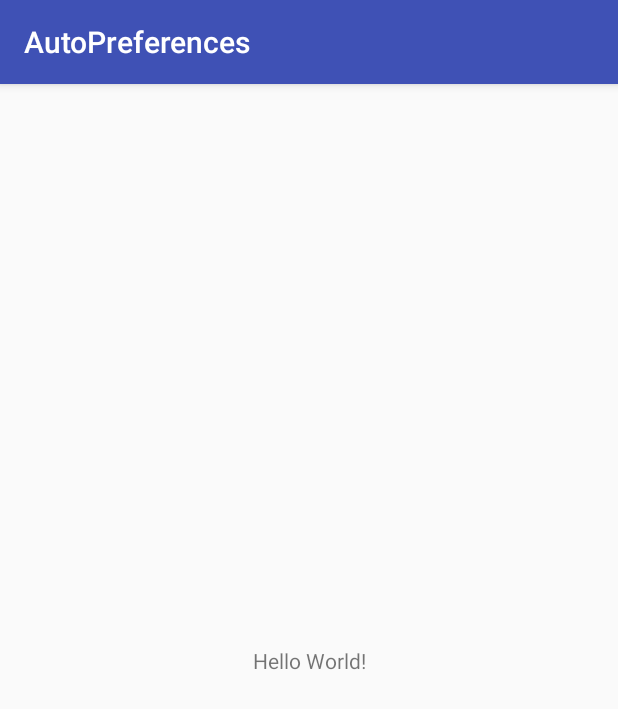
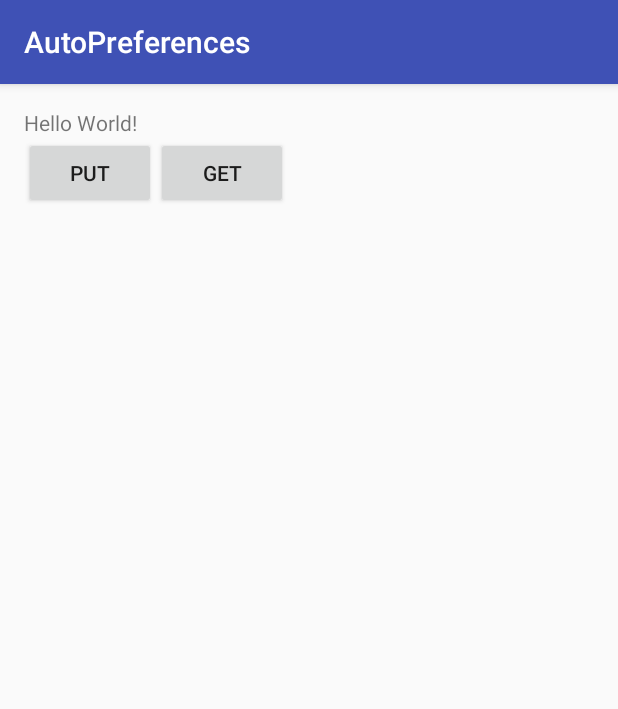
Before and after one commit to HugeTimor/AutoPreferences, an Android app: the screen it shows after launch (MainActivity), on a phone screen of 412 x 824 dp. Shown: the top 709 px of the screen. Run offline under Robolectric (Android 15) with nearby library versions, the phone set to English and light mode, and no system bars; libraries missing offline, so code that uses them is left out: com.facebook.stetho; 1 statement that could not run was skipped.

Commit message:
Add some samples.

```diff
--- a/sample/build.gradle
+++ b/sample/build.gradle
@@ -29,4 +29,5 @@ dependencies {
     testCompile 'junit:junit:4.12'
     compile project(':annotations')
     annotationProcessor project(':compiler')
+    compile 'com.facebook.stetho:stetho:1.5.0'
 }
--- a/sample/src/main/AndroidManifest.xml
+++ b/sample/src/main/AndroidManifest.xml
@@ -4,6 +4,7 @@
     package="me.zeyuan.lib.autopreferences">
 
     <application
+        android:name=".BaseApplication"
         android:allowBackup="true"
         android:icon="@mipmap/ic_launcher"
         android:label="@string/app_name"
--- /dev/null
+++ b/sample/src/main/java/me/zeyuan/lib/autopreferences/BaseApplication.java
@@ -0,0 +1,21 @@
+package me.zeyuan.lib.autopreferences;
+
+import android.app.Application;
+import android.util.Log;
+
+import com.facebook.stetho.Stetho;
+
+import static android.content.ContentValues.TAG;
+
+/**
+ * Created by timor on 2017/4/21.
+ */
+
+public class BaseApplication extends Application {
+    @Override
+    public void onCreate() {
+        super.onCreate();
+        Stetho.initializeWithDefaults(this);
+        Log.i(TAG, "on app created! ");
+    }
+}
--- a/sample/src/main/java/me/zeyuan/lib/autopreferences/MainActivity.java
+++ b/sample/src/main/java/me/zeyuan/lib/autopreferences/MainActivity.java
@@ -2,13 +2,41 @@ package me.zeyuan.lib.autopreferences;
 
 import android.os.Bundle;
 import android.support.v7.app.AppCompatActivity;
+import android.view.View;
+import android.widget.Button;
+import android.widget.TextView;
 
 
 public class MainActivity extends AppCompatActivity {
+    private TextView label;
+    private Button putButton;
+    private Button getButton;
+
 
     @Override
     protected void onCreate(Bundle savedInstanceState) {
         super.onCreate(savedInstanceState);
         setContentView(R.layout.activity_main);
+
+        initView();
+
+        getButton.setOnClickListener(new View.OnClickListener() {
+            @Override
+            public void onClick(View v) {
+                label.setText("Version:" + SettingPreferences.getVersion(MainActivity.this));
+            }
+        });
+        putButton.setOnClickListener(new View.OnClickListener() {
+            @Override
+            public void onClick(View v) {
+                SettingPreferences.setVersion(MainActivity.this, 100);
+            }
+        });
+    }
+
+    private void initView() {
+        label = (TextView) findViewById(R.id.label);
+        putButton = (Button) findViewById(R.id.put);
+        getButton = (Button) findViewById(R.id.get);
     }
 }
--- a/sample/src/main/res/layout/activity_main.xml
+++ b/sample/src/main/res/layout/activity_main.xml
@@ -1,18 +1,30 @@
 <?xml version="1.0" encoding="utf-8"?>
-<android.support.constraint.ConstraintLayout xmlns:android="http://schemas.android.com/apk/res/android"
-    xmlns:app="http://schemas.android.com/apk/res-auto"
+<RelativeLayout xmlns:android="http://schemas.android.com/apk/res/android"
     xmlns:tools="http://schemas.android.com/tools"
     android:layout_width="match_parent"
     android:layout_height="match_parent"
+    android:padding="16dp"
     tools:context="me.zeyuan.lib.autopreferences.MainActivity">
 
     <TextView
+        android:id="@+id/label"
         android:layout_width="wrap_content"
         android:layout_height="wrap_content"
-        android:text="Hello World!"
-        app:layout_constraintBottom_toBottomOf="parent"
-        app:layout_constraintLeft_toLeftOf="parent"
-        app:layout_constraintRight_toRightOf="parent"
-        app:layout_constraintTop_toTopOf="parent" />
+        android:text="Hello World!" />
 
-</android.support.constraint.ConstraintLayout>
+    <Button
+        android:id="@+id/put"
+        android:layout_width="wrap_content"
+        android:layout_height="wrap_content"
+        android:layout_below="@+id/label"
+        android:text="Put" />
+
+    <Button
+        android:id="@+id/get"
+        android:layout_width="wrap_content"
+        android:layout_height="wrap_content"
+        android:layout_below="@+id/label"
+        android:layout_toRightOf="@+id/put"
+        android:text="Get" />
+
+</RelativeLayout>
```
